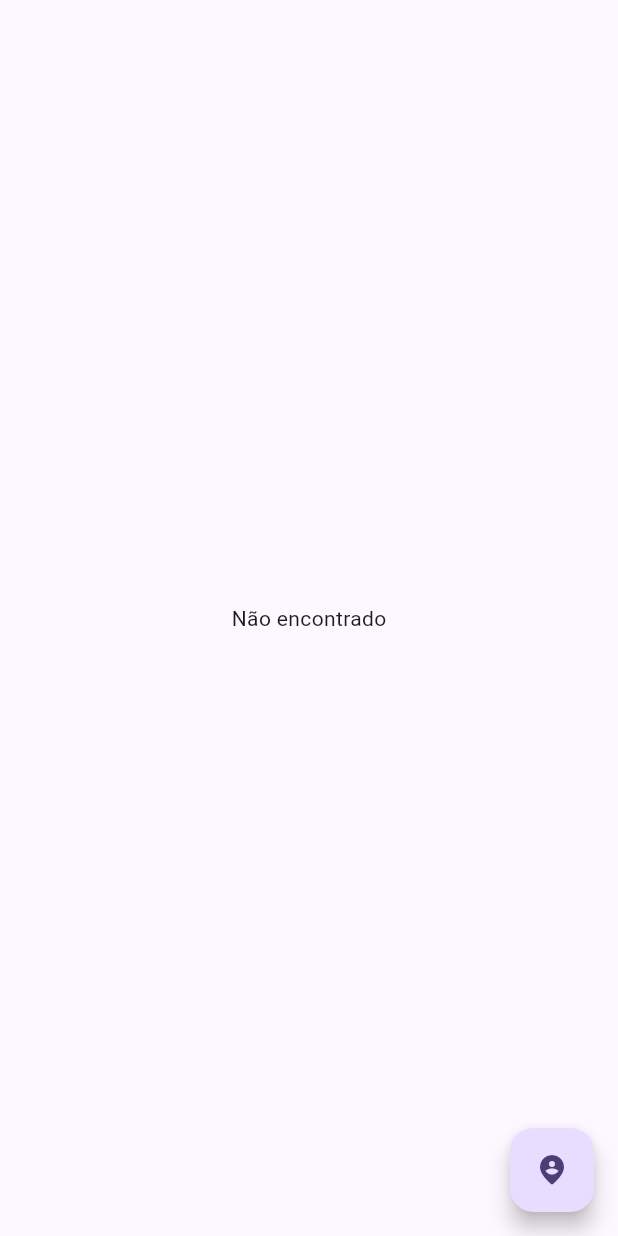
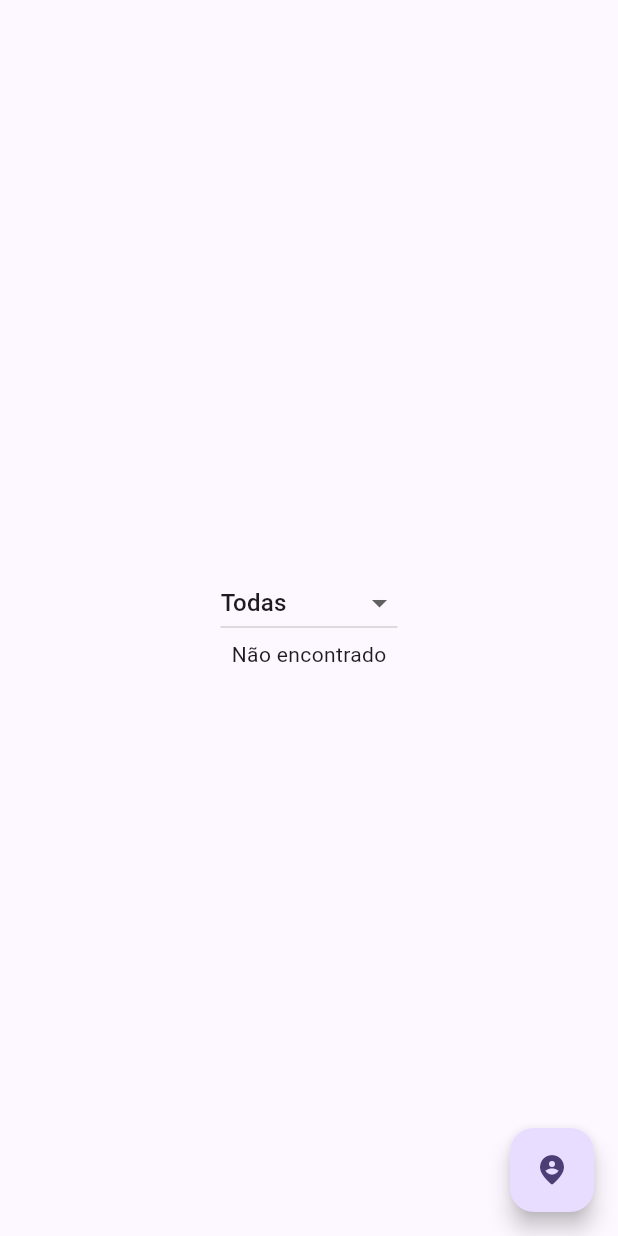
Before and after one commit to babrittoli/Guia-de-Turismo, a Flutter app: the MapaScreen screen opened by its route, on a phone screen of 412 x 824 dp. Run offline on Flutter 3.47's test engine with Material 3 defaults, Android fonts, the phone set to English and light mode, and no system bars; our stand-ins replace firebase_auth, firebase_core, flutter_map, geolocator, google_sign_in, image_picker and 2 more; accounts and stored records are empty.

Commit message:
Add funcionalidade extra

```diff
--- a/rotae/lib/screens/mapa_screen.dart
+++ b/rotae/lib/screens/mapa_screen.dart
@@ -13,6 +13,8 @@ class MapaScreen extends StatefulWidget {
 }
 
 class _MapaScreenState extends State<MapaScreen> {
+  int _filtro = 0;
+
   @override
   Widget build(BuildContext context) {
     return Consumer<MapaController>(
@@ -25,6 +27,19 @@ class _MapaScreenState extends State<MapaScreen> {
             crossAxisAlignment: CrossAxisAlignment.center,
             mainAxisAlignment: MainAxisAlignment.center,
             children: [
+              DropdownButton<int>(
+                value: _filtro, // Opção selecionada
+                items: [
+                  DropdownMenuItem(value: 0, child: Text("Todas")),
+                  DropdownMenuItem(value: 1, child: Text("Praias")),
+                  DropdownMenuItem(value: 2, child: Text("Points")),
+                  DropdownMenuItem(value: 3, child: Text("Ilhas")),
+                  DropdownMenuItem(value: 4, child: Text("Gastronomia")),
+                  DropdownMenuItem(value: 5, child: Text("Dicas")),
+                ],
+                // setState redesenha o mapa com o novo filtro
+                onChanged: (valor) => setState(() => _filtro = valor!),
+              ),
               //Se está carregando, mostra o circulo de loading
               mapaController.carregando
                   ? Center(child: CircularProgressIndicator())
@@ -82,6 +97,12 @@ class _MapaScreenState extends State<MapaScreen> {
                                       (lugar.latitude != 0 ||
                                           lugar.longitude != 0),
                                 )
+                                .where(
+                                  // Filtro
+                                  (lugar) =>
+                                      _filtro == 0 ||
+                                      lugar.categoriaId == _filtro,
+                                )
                                 // map = transforma cada lugar em um pin
                                 .map(
                                   (lugar) => Marker(
```
Also changed, not shown: rotae/lib/controller/lugares_controller.dart (+23 -0 lines).
